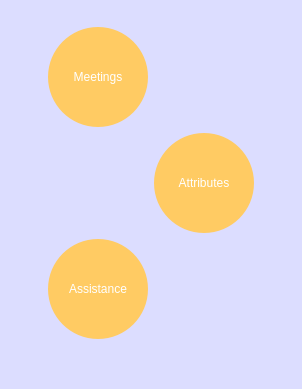
First picture: the form in src/examples/main_screen.ui, repository Einavzil/GoldApp, before the edit.
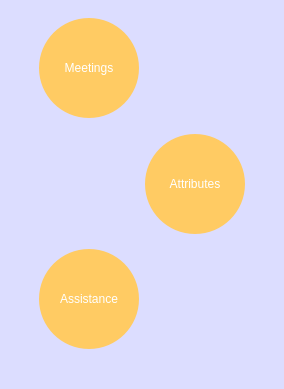
Second picture: the form after the edit.

```diff
--- a/src/examples/main_screen.ui
+++ b/src/examples/main_screen.ui
@@ -6,7 +6,7 @@
    <rect>
     <x>0</x>
     <y>0</y>
-    <width>280</width>
+    <width>266</width>
     <height>389</height>
    </rect>
   </property>
@@ -21,26 +21,20 @@
   </property>
   <widget class="QWidget" name="centralwidget">
    <layout class="QGridLayout" name="gridLayout">
-    <item row="0" column="0" alignment="Qt::AlignHCenter|Qt::AlignVCenter">
-     <widget class="QWidget" name="" native="true">
+    <item row="0" column="0">
       <layout class="QVBoxLayout" name="verticalLayout">
        <item>
         <layout class="QHBoxLayout" name="horizontalLayout_2">
          <item>
           <widget class="QPushButton" name="RoundButton">
            <property name="styleSheet">
-            <string notr="true">QPushButton{
-background-color:  rgb(255, 203, 99);
+           <string notr="true">background-color:  rgb(255, 203, 99);
 aspect-ratio: 1 / 1;
  color: white;
  border-width: 0px;
  border-radius:50px;
  min-width:100px;
- min-height:100px;
-}
-QPushButton:Hover{
-background-color: rgb(255, 220, 99);
-}</string>
+ min-height:100px;</string>
            </property>
            <property name="text">
             <string>Meetings</string>
@@ -74,18 +68,15 @@
          <item>
           <widget class="QPushButton" name="pushButton_2">
            <property name="styleSheet">
-            <string notr="true">QPushButton{
-background-color:  rgb(255, 203, 99);
+           <string notr="true">background-color:  rgb(255, 203, 99);
 aspect-ratio: 1 / 1;
  color: white;
  border-width: 0px;
  border-radius:50px;
+ max-width:100px;
+ max-height:100px;
  min-width:100px;
- min-height:100px;
-}
-QPushButton:Hover{
-background-color: rgb(255, 220, 99);
-}</string>
+ min-height:100px;</string>
            </property>
            <property name="text">
             <string>Attributes</string>
@@ -99,18 +90,15 @@
          <item>
           <widget class="QPushButton" name="pushButton_3">
            <property name="styleSheet">
-            <string notr="true">QPushButton{
-background-color:  rgb(255, 203, 99);
+           <string notr="true">background-color:  rgb(255, 203, 99);
 aspect-ratio: 1 / 1;
  color: white;
  border-width: 0px;
  border-radius:50px;
+ max-width:100px;
+ max-height:100px;
  min-width:100px;
- min-height:100px;
-}
-QPushButton:Hover{
-background-color: rgb(255, 220, 99);
-}</string>
+ min-height:100px;</string>
            </property>
            <property name="text">
             <string>Assistance</string>
@@ -130,7 +118,6 @@
         </layout>
        </item>
       </layout>
-     </widget>
     </item>
    </layout>
   </widget>
```
Lines whose indentation alone changed are shown as unchanged.
